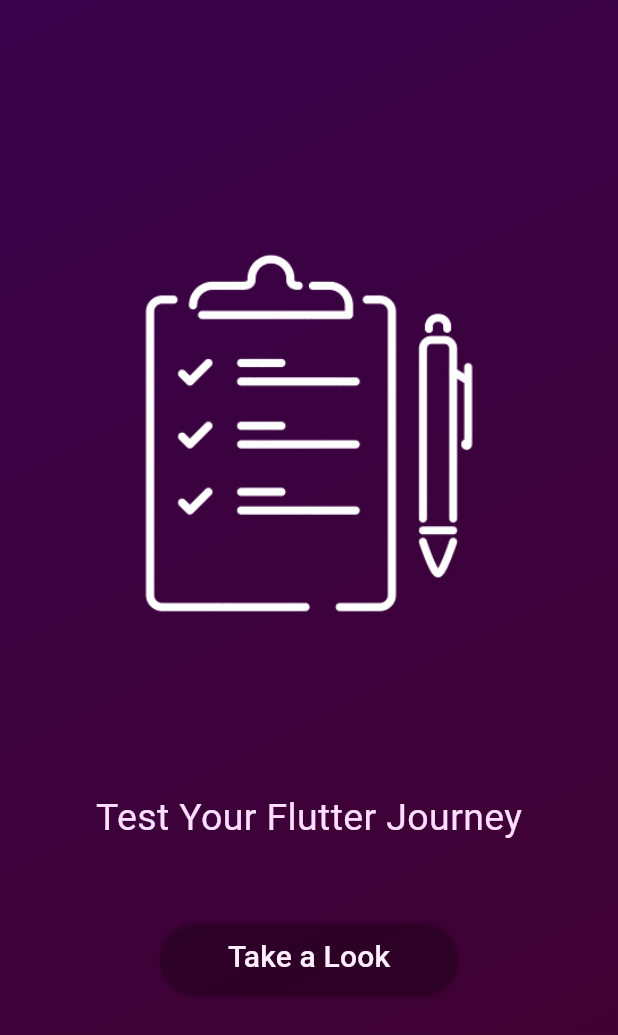
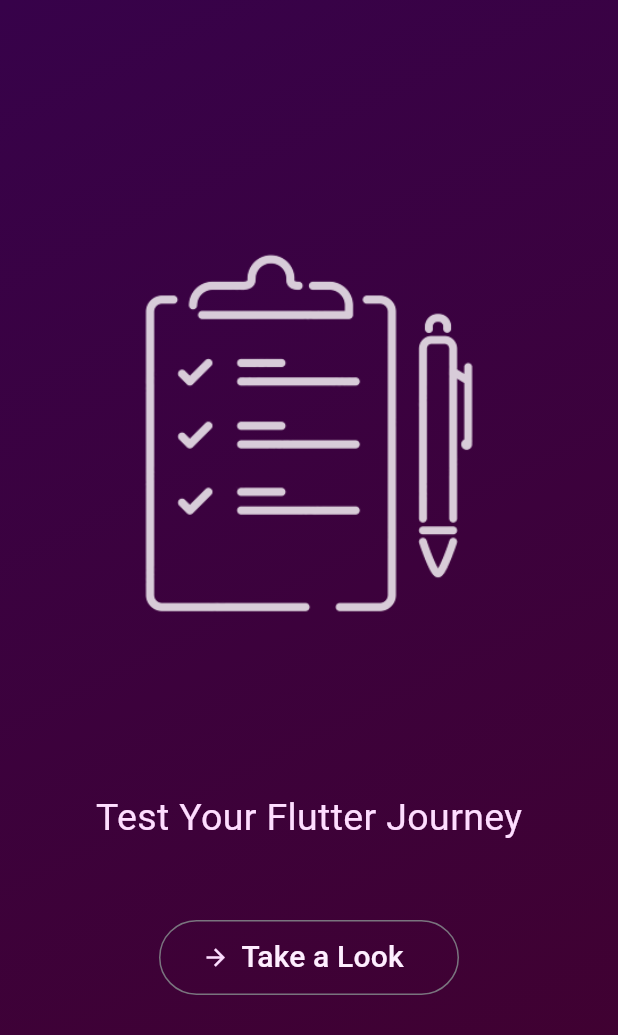
Before and after one commit to meetshaheer/Flutter-Quiz-App, a Flutter app: the screen it shows after launch, on a phone screen of 412 x 824 dp. Shown: the top 1035 px of the screen. Run offline on Flutter 3.47's test engine with Material 3 defaults, Android fonts, the phone set to English and light mode, and no system bars.

Commit message:
Setign the styling of widgets like, opacity of image, outlined button size and width, ixons etc

```diff
--- a/quizify/lib/first_screen.dart
+++ b/quizify/lib/first_screen.dart
@@ -34,11 +34,14 @@ class Firstscreen extends StatelessWidget {
               const SizedBox(
                 height: 150,
               ),
-              const Image(
-                image: AssetImage(
-                  "assets/start_image.png",
+              const Opacity(
+                opacity: 0.8,
+                child: Image(
+                  image: AssetImage(
+                    "assets/start_image.png",
+                  ),
+                  width: 250,
                 ),
-                width: 250,
               ),
               const SizedBox(
                 height: 100,
@@ -61,14 +64,18 @@ class Firstscreen extends StatelessWidget {
               SizedBox(
                 height: 50,
                 width: 200,
-                child: ElevatedButton(
+                child: OutlinedButton.icon(
                   onPressed: () {},
                   style: const ButtonStyle(
                     backgroundColor: MaterialStatePropertyAll(
                       Colors.transparent,
                     ),
                   ),
-                  child: const Text(
+                  icon: Icon(
+                    Icons.arrow_forward_sharp,
+                    color: Color.fromARGB(255, 252, 221, 255),
+                  ),
+                  label: const Text(
                     "Take a Look",
                     style: TextStyle(
                       fontSize: 20,
```
